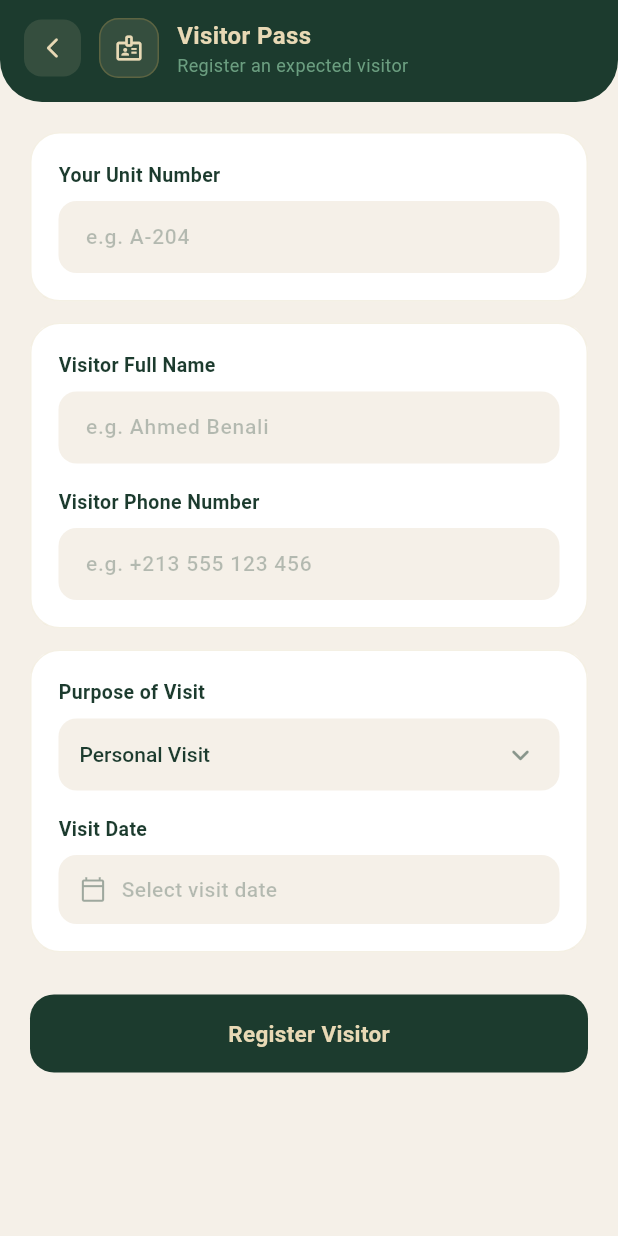
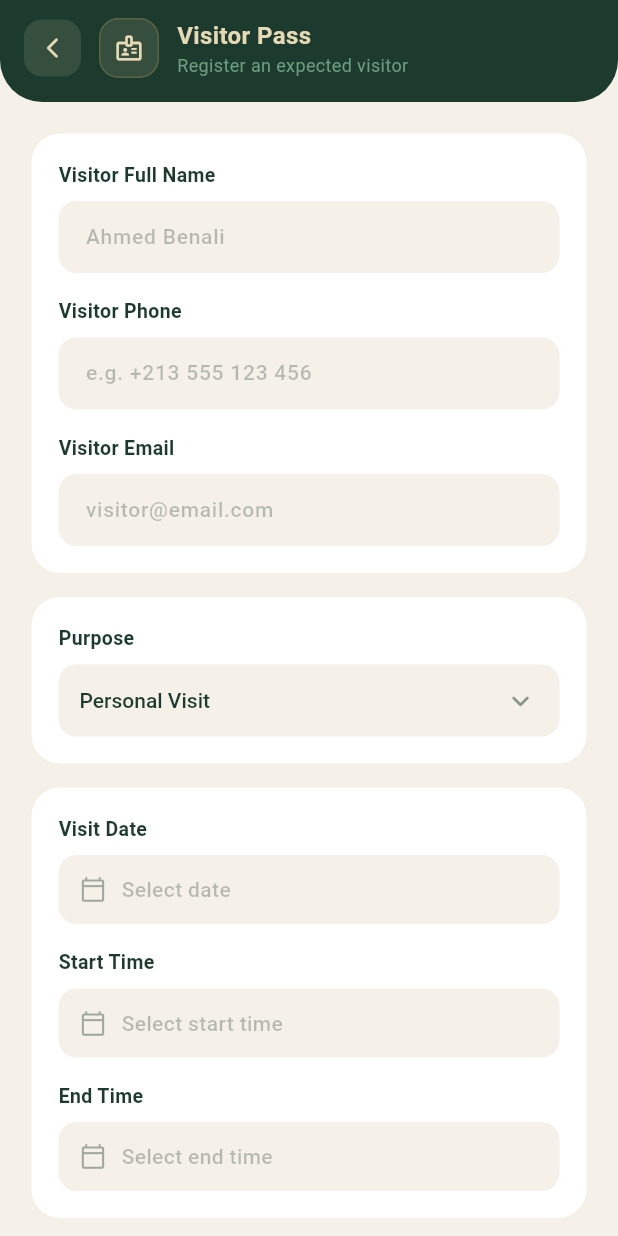
Before and after one commit to radjaa-b/Hexa_linked, a Flutter app: the VisitorScreen screen opened directly, on a phone screen of 412 x 824 dp. Run offline on Flutter 3.47's test engine with Material 3 defaults, Android fonts, the phone set to English and light mode, and no system bars; our stand-ins replace app_links, flutter_dotenv, flutter_secure_storage, geolocator, image_picker, timeago; accounts and stored records are empty; network calls fail.

Commit message:
Reqest visitor-fully integrated with flutter - except for the Activity overview, that is till not done_ also waiting for admin integration

```diff
--- a/mobile_flutter/lib/features/requests/models/visitor_request.dart
+++ b/mobile_flutter/lib/features/requests/models/visitor_request.dart
@@ -1,57 +1,62 @@
-// ═══════════════════════════════════════════════════════════════
-//  👋 RADJA — VISITOR REQUEST MODEL
-//
-//  toJson()   → what the app SENDS to your API (POST body)
-//  fromJson() → what the app EXPECTS to receive from your API
-//
-//  ⚠️  Match the field names below to your API response keys.
-// ═══════════════════════════════════════════════════════════════
-
 class VisitorRequest {
   final String? id;
+
   final String visitorName;
   final String visitorPhone;
+  final String visitorEmail;
+
+  final String purpose;
   final DateTime visitDate;
-  final String visitPurpose;  // "Personal Visit" | "Delivery" |
-                               // "Contractor / Repair" | "Caregiver" |
-                               // "Moving In/Out" | "Other"
-  final String unitNumber;
-  final String status;         // "pending" | "approved" | "denied"
+  final String startTime;
+  final String endTime;
+  final String? note;
+
+  final String status;
   final DateTime? createdAt;
 
   VisitorRequest({
     this.id,
     required this.visitorName,
     required this.visitorPhone,
+    required this.visitorEmail,
+    required this.purpose,
     required this.visitDate,
-    required this.visitPurpose,
-    required this.unitNumber,
-    this.status = 'pending',
+    required this.startTime,
+    required this.endTime,
+    this.note,
+    this.status = 'PENDING',
     this.createdAt,
   });
 
-  // RADJA: This is the JSON body sent to POST /visitor-requests
   Map<String, dynamic> toJson() => {
-        'visitor_name':  visitorName,
+    'visitor_name': visitorName,
     'visitor_phone': visitorPhone,
-        'visit_date':    visitDate.toIso8601String(),
-        'visit_purpose': visitPurpose,
-        'unit_number':   unitNumber,
-        'status':        status,
+    'visitor_email': visitorEmail,
+    'purpose': purpose,
+    'visit_date':
+        '${visitDate.year.toString().padLeft(4, '0')}-'
+        '${visitDate.month.toString().padLeft(2, '0')}-'
+        '${visitDate.day.toString().padLeft(2, '0')}',
+    'start_time': startTime,
+    'end_time': endTime,
+    'note': note,
   };
 
-  // RADJA: This parses the JSON your API returns.
-  //        Make sure your response includes all these fields.
-  factory VisitorRequest.fromJson(Map<String, dynamic> json) => VisitorRequest(
-        id:           json['id']?.toString(),
-        visitorName:  json['visitor_name']  ?? '',
+  factory VisitorRequest.fromJson(Map<String, dynamic> json) {
+    return VisitorRequest(
+      id: json['id']?.toString(),
+      visitorName: json['visitor_name'] ?? '',
       visitorPhone: json['visitor_phone'] ?? '',
-        visitDate:    DateTime.parse(json['visit_date']),
-        visitPurpose: json['visit_purpose'] ?? '',
-        unitNumber:   json['unit_number']   ?? '',
-        status:       json['status']        ?? 'pending',
-        createdAt:    json['created_at'] != null
+      visitorEmail: json['visitor_email'] ?? '',
+      purpose: json['purpose'] ?? '',
+      visitDate: DateTime.parse(json['visit_date']),
+      startTime: json['start_time'] ?? '',
+      endTime: json['end_time'] ?? '',
+      note: json['note'],
+      status: json['status'] ?? 'PENDING',
+      createdAt: json['created_at'] != null
           ? DateTime.tryParse(json['created_at'])
           : null,
     );
   }
+}
--- a/mobile_flutter/lib/features/requests/screens/visitor_screen.dart
+++ b/mobile_flutter/lib/features/requests/screens/visitor_screen.dart
@@ -2,6 +2,7 @@ import 'package:flutter/material.dart';
 import '../models/visitor_request.dart';
 import '../services/requests_service.dart';
 import '../widgets/requests_design.dart';
+import 'package:resident_app/features/auth/services/auth_service.dart';
 
 class VisitorScreen extends StatefulWidget {
   const VisitorScreen({super.key});
@@ -11,25 +12,36 @@ class VisitorScreen extends StatefulWidget {
 }
 
 class _VisitorScreenState extends State<VisitorScreen> {
-  final _formKey         = GlobalKey<FormState>();
-  final _nameController  = TextEditingController();
+  final _formKey = GlobalKey<FormState>();
+
+  final _nameController = TextEditingController();
   final _phoneController = TextEditingController();
-  final _unitController  = TextEditingController();
+  final _emailController = TextEditingController();
+  final _noteController = TextEditingController();
 
-  String    _purpose   = 'Personal Visit';
+  String _purpose = 'Personal Visit';
   DateTime? _visitDate;
-  bool      _isLoading = false;
+
+  TimeOfDay? _startTime;
+  TimeOfDay? _endTime;
+
+  bool _isLoading = false;
 
   final List<String> _purposes = [
-    'Personal Visit', 'Delivery', 'Contractor / Repair',
-    'Caregiver', 'Moving In/Out', 'Other',
+    'Personal Visit',
+    'Delivery',
+    'Contractor / Repair',
+    'Caregiver',
+    'Moving In/Out',
+    'Other',
   ];
 
   @override
   void dispose() {
     _nameController.dispose();
     _phoneController.dispose();
-    _unitController.dispose();
+    _emailController.dispose();
+    _noteController.dispose();
     super.dispose();
   }
 
@@ -39,38 +51,66 @@ class _VisitorScreenState extends State<VisitorScreen> {
       initialDate: DateTime.now(),
       firstDate: DateTime.now(),
       lastDate: DateTime.now().add(const Duration(days: 60)),
-      builder: (context, child) => Theme(
-        data: Theme.of(context).copyWith(
-          colorScheme: const ColorScheme.light(
-            primary: AppColors.darkGreen,
-            onPrimary: AppColors.parchment,
-          ),
-        ),
-        child: child!,
-      ),
     );
     if (picked != null) setState(() => _visitDate = picked);
   }
 
+  Future<void> _pickTime({required bool isStart}) async {
+    final picked = await showTimePicker(
+      context: context,
+      initialTime: TimeOfDay.now(),
+    );
+
+    if (picked != null) {
+      setState(() {
+        if (isStart) {
+          _startTime = picked;
+        } else {
+          _endTime = picked;
+        }
+      });
+    }
+  }
+
+  String _formatTime(TimeOfDay? t) {
+    if (t == null) return '';
+    return '${t.hour.toString().padLeft(2, '0')}:${t.minute.toString().padLeft(2, '0')}';
+  }
+
   Future<void> _submit() async {
     if (!_formKey.currentState!.validate()) return;
-    if (_visitDate == null) {
-      showErrorSnack(context, 'Please select a visit date');
+
+    if (_visitDate == null || _startTime == null || _endTime == null) {
+      showErrorSnack(context, 'Please select date and time');
       return;
     }
+
     setState(() => _isLoading = true);
+
     try {
+      final session = await AuthService.getStoredSession(
+        requiredRole: 'resident',
+      );
+      if (session == null) throw Exception('User not authenticated');
+
       await RequestsService().submitVisitorRequest(
+        token: session.accessToken,
         request: VisitorRequest(
-          visitorName:  _nameController.text.trim(),
+          visitorName: _nameController.text.trim(),
           visitorPhone: _phoneController.text.trim(),
-          visitDate:    _visitDate!,
-          visitPurpose: _purpose,
-          unitNumber:   _unitController.text.trim(),
+          visitorEmail: _emailController.text.trim(),
+          purpose: _purpose,
+          visitDate: _visitDate!,
+          startTime: _formatTime(_startTime),
+          endTime: _formatTime(_endTime),
+          note: _noteController.text.trim().isEmpty
+              ? null
+              : _noteController.text.trim(),
         ),
       );
+
       if (mounted) {
-        showSuccessSnack(context, 'Visitor pass registered!');
+        showSuccessSnack(context, 'Visitor request sent!');
         Navigator.pop(context);
       }
     } catch (e) {
@@ -87,9 +127,9 @@ class _VisitorScreenState extends State<VisitorScreen> {
       body: Column(
         children: [
           RequestsAppBar(
-            title:    'Visitor Pass',
+            title: 'Visitor Pass',
             subtitle: 'Register an expected visitor',
-            icon:     Icons.badge_outlined,
+            icon: Icons.badge_outlined,
           ),
           Expanded(
             child: Form(
@@ -98,61 +138,117 @@ class _VisitorScreenState extends State<VisitorScreen> {
                 padding: const EdgeInsets.all(20),
                 child: Column(
                   children: [
-
-                    FormCard(children: [
-                      const FieldLabel('Your Unit Number'),
-                      RequestTextField(
-                        controller: _unitController,
-                        hint: 'e.g. A-204',
-                        validator: (v) =>
-                            v == null || v.isEmpty ? 'Required' : null,
-                      ),
-                    ]),
-                    const SizedBox(height: 14),
-
-                    FormCard(children: [
+                    FormCard(
+                      children: [
                         const FieldLabel('Visitor Full Name'),
                         RequestTextField(
                           controller: _nameController,
-                        hint: 'e.g. Ahmed Benali',
+                          hint: 'Ahmed Benali',
                           validator: (v) =>
                               v == null || v.isEmpty ? 'Required' : null,
                         ),
                         const SizedBox(height: 16),
-                      const FieldLabel('Visitor Phone Number'),
+
+                        const FieldLabel('Visitor Phone'),
                         RequestTextField(
                           controller: _phoneController,
                           hint: 'e.g. +213 555 123 456',
                           keyboardType: TextInputType.phone,
-                        validator: (v) =>
-                            v == null || v.isEmpty ? 'Required' : null,
+                          validator: (v) => v == null || v.trim().isEmpty
+                              ? 'Phone is required'
+                              : null,
                         ),
-                    ]),
+                        const SizedBox(height: 16),
+
+                        const FieldLabel('Visitor Email'),
+                        RequestTextField(
+                          controller: _emailController,
+                          hint: 'visitor@email.com',
+                          keyboardType: TextInputType.emailAddress,
+                          validator: (v) => v == null || v.trim().isEmpty
+                              ? 'Email is required'
+                              : null,
+                        ),
+                      ],
+                    ),
+
                     const SizedBox(height: 14),
 
-                    FormCard(children: [
-                      const FieldLabel('Purpose of Visit'),
+                    FormCard(
+                      children: [
+                        const FieldLabel('Purpose'),
                         RequestDropdown(
                           value: _purpose,
                           items: _purposes,
                           onChanged: (v) => setState(() => _purpose = v!),
                         ),
-                      const SizedBox(height: 16),
+                      ],
+                    ),
+
+                    const SizedBox(height: 14),
+
+                    FormCard(
+                      children: [
                         const FieldLabel('Visit Date'),
                         DatePickerRow(
                           selectedDate: _visitDate,
-                        hint: 'Select visit date',
+                          hint: 'Select date',
                           onTap: _pickDate,
                         ),
-                    ]),
+                        const SizedBox(height: 16),
+
+                        const FieldLabel('Start Time'),
+                        DatePickerRow(
+                          selectedDate: _startTime == null
+                              ? null
+                              : DateTime(
+                                  0,
+                                  0,
+                                  0,
+                                  _startTime!.hour,
+                                  _startTime!.minute,
+                                ),
+                          hint: 'Select start time',
+                          onTap: () => _pickTime(isStart: true),
+                        ),
+                        const SizedBox(height: 16),
+
+                        const FieldLabel('End Time'),
+                        DatePickerRow(
+                          selectedDate: _endTime == null
+                              ? null
+                              : DateTime(
+                                  0,
+                                  0,
+                                  0,
+                                  _endTime!.hour,
+                                  _endTime!.minute,
+                                ),
+                          hint: 'Select end time',
+                          onTap: () => _pickTime(isStart: false),
+                        ),
+                      ],
+                    ),
+
+                    const SizedBox(height: 14),
+
+                    FormCard(
+                      children: [
+                        const FieldLabel('Note (optional)'),
+                        RequestTextField(
+                          controller: _noteController,
+                          hint: 'Optional note',
+                        ),
+                      ],
+                    ),
+
                     const SizedBox(height: 28),
 
                     SubmitButton(
-                      label:     'Register Visitor',
+                      label: 'Register Visitor',
                       isLoading: _isLoading,
                       onPressed: _submit,
                     ),
-                    const SizedBox(height: 8),
                   ],
                 ),
               ),
```
Also changed, not shown: mobile_flutter/lib/features/chat/screens/chat_screen.dart (+33 -30 lines), mobile_flutter/lib/features/requests/services/requests_service.dart (+7 -6 lines). Lines whose indentation alone changed are shown as unchanged.
